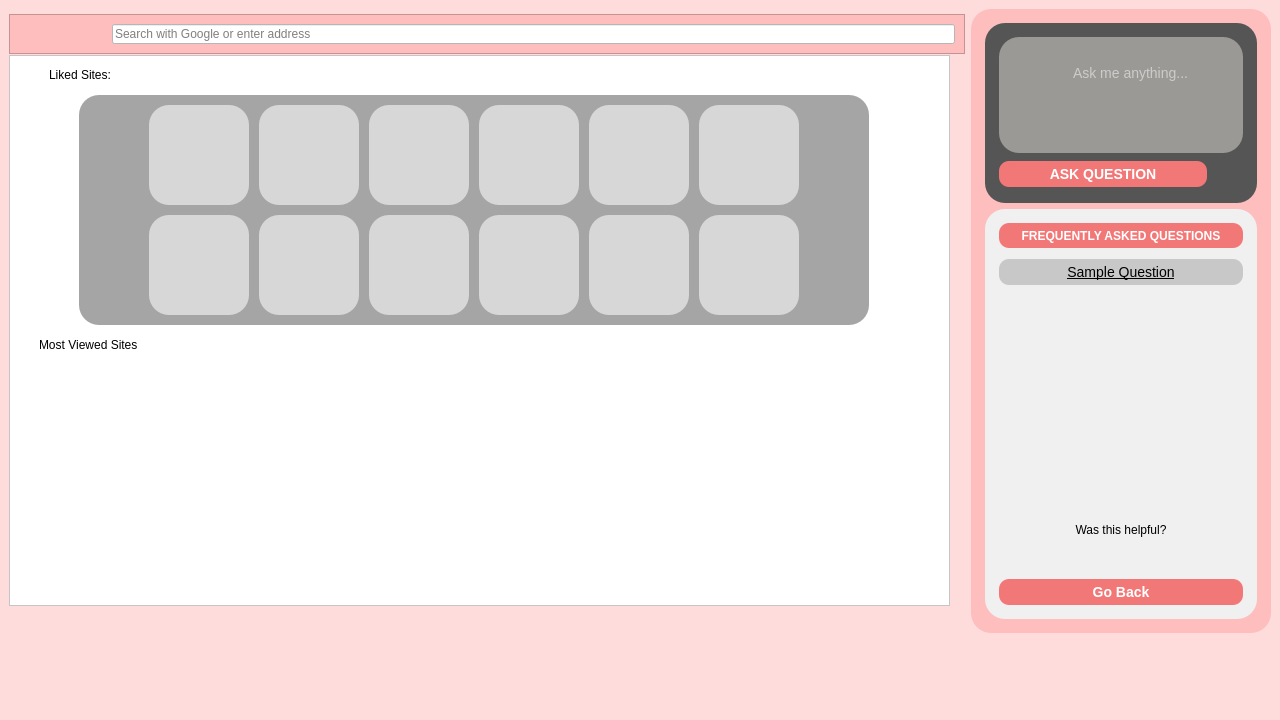
Before: the Qt Designer form assets/UI/MainPage.ui in AlexShem247/wise-browse, drawn with Qt 5.
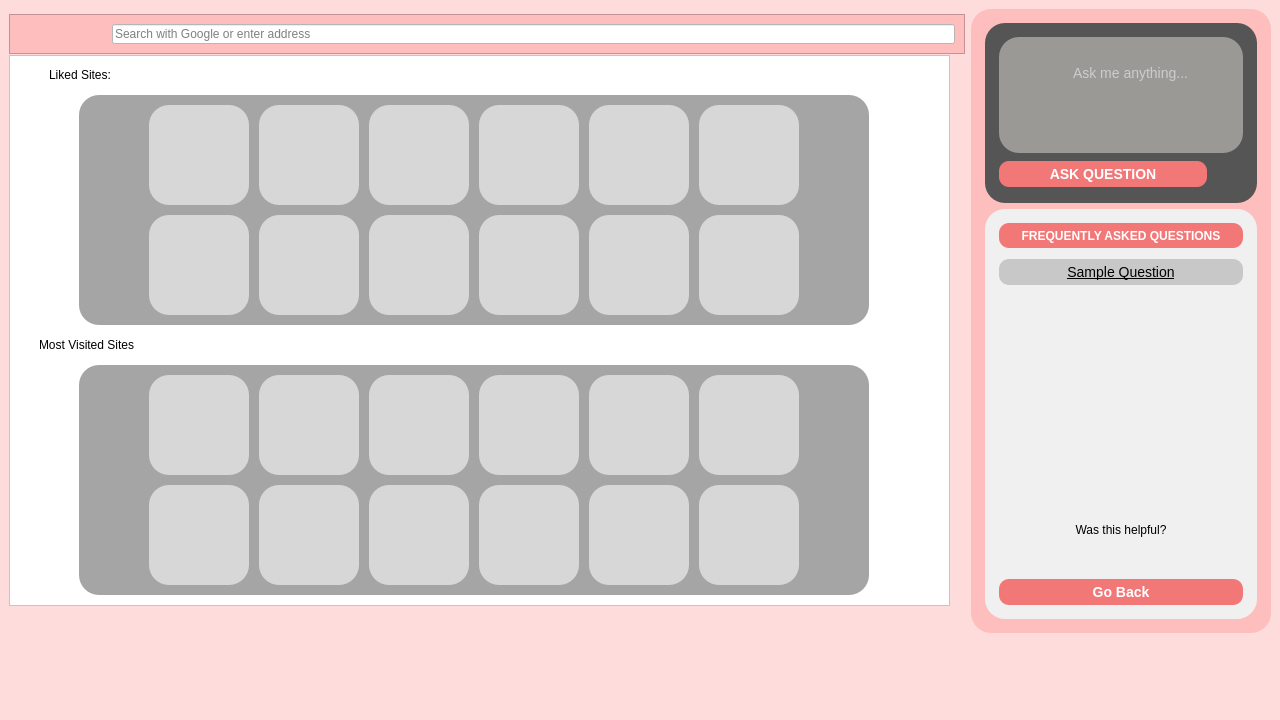
After: the same form once the commit is applied. The open tabs and pages were chosen to show the change.

Commit message: [as4322] Favourites.py: clear old icons on display, sort most used descending

Patch:
```diff
--- a/assets/UI/MainPage.ui
+++ b/assets/UI/MainPage.ui
@@ -755,9 +755,365 @@
                     </rect>
                    </property>
                    <property name="text">
-                    <string>Most Viewed Sites</string>
+                    <string>Most Visited Sites</string>
                    </property>
                   </widget>
+                  <widget class="QFrame" name="mostVisitedSites">
+                   <property name="geometry">
+                    <rect>
+                     <x>70</x>
+                     <y>310</y>
+                     <width>790</width>
+                     <height>230</height>
+                    </rect>
+                   </property>
+                   <property name="styleSheet">
+                    <string notr="true">background-color: rgb(165, 165, 165);
+border-radius: 20px; </string>
+                   </property>
+                   <property name="frameShape">
+                    <enum>QFrame::StyledPanel</enum>
+                   </property>
+                   <property name="frameShadow">
+                    <enum>QFrame::Raised</enum>
+                   </property>
+                   <widget class="QPushButton" name="mostVisited1">
+                    <property name="geometry">
+                     <rect>
+                      <x>70</x>
+                      <y>10</y>
+                      <width>100</width>
+                      <height>100</height>
+                     </rect>
+                    </property>
+                    <property name="styleSheet">
+                     <string notr="true">QPushButton {
+    border: solid;
+    border-radius: 20px; 
+    background-color: rgb(215, 215, 215);
+}
+
+QPushButton::icon {
+    padding: 10px; 
+}
+
+QPushButton:hover {
+    background-color: rgb(154, 153, 150);
+}</string>
+                    </property>
+                    <property name="text">
+                     <string/>
+                    </property>
+                   </widget>
+                   <widget class="QPushButton" name="mostVisited2">
+                    <property name="geometry">
+                     <rect>
+                      <x>70</x>
+                      <y>120</y>
+                      <width>100</width>
+                      <height>100</height>
+                     </rect>
+                    </property>
+                    <property name="styleSheet">
+                     <string notr="true">QPushButton {
+    border: solid;
+    border-radius: 20px; 
+    background-color: rgb(215, 215, 215);
+}
+
+QPushButton::icon {
+    padding: 10px; 
+}
+
+QPushButton:hover {
+    background-color: rgb(154, 153, 150);
+}</string>
+                    </property>
+                    <property name="text">
+                     <string/>
+                    </property>
+                   </widget>
+                   <widget class="QPushButton" name="mostVisited3">
+                    <property name="geometry">
+                     <rect>
+                      <x>180</x>
+                      <y>10</y>
+                      <width>100</width>
+                      <height>100</height>
+                     </rect>
+                    </property>
+                    <property name="styleSheet">
+                     <string notr="true">QPushButton {
+    border: solid;
+    border-radius: 20px; 
+    background-color: rgb(215, 215, 215);
+}
+
+QPushButton::icon {
+    padding: 10px; 
+}
+
+QPushButton:hover {
+    background-color: rgb(154, 153, 150);
+}</string>
+                    </property>
+                    <property name="text">
+                     <string/>
+                    </property>
+                   </widget>
+                   <widget class="QPushButton" name="mostVisited4">
+                    <property name="geometry">
+                     <rect>
+                      <x>180</x>
+                      <y>120</y>
+                      <width>100</width>
+                      <height>100</height>
+                     </rect>
+                    </property>
+                    <property name="styleSheet">
+                     <string notr="true">QPushButton {
+    border: solid;
+    border-radius: 20px; 
+    background-color: rgb(215, 215, 215);
+}
+
+QPushButton::icon {
+    padding: 10px; 
+}
+
+QPushButton:hover {
+    background-color: rgb(154, 153, 150);
+}</string>
+                    </property>
+                    <property name="text">
+                     <string/>
+                    </property>
+                   </widget>
+                   <widget class="QPushButton" name="mostVisited5">
+                    <property name="geometry">
+                     <rect>
+                      <x>290</x>
+                      <y>10</y>
+                      <width>100</width>
+                      <height>100</height>
+                     </rect>
+                    </property>
+                    <property name="styleSheet">
+                     <string notr="true">QPushButton {
+    border: solid;
+    border-radius: 20px; 
+    background-color: rgb(215, 215, 215);
+}
+
+QPushButton::icon {
+    padding: 10px; 
+}
+
+QPushButton:hover {
+    background-color: rgb(154, 153, 150);
+}</string>
+                    </property>
+                    <property name="text">
+                     <string/>
+                    </property>
+                   </widget>
+                   <widget class="QPushButton" name="mostVisited6">
+                    <property name="geometry">
+                     <rect>
+                      <x>290</x>
+                      <y>120</y>
+                      <width>100</width>
+                      <height>100</height>
+                     </rect>
+                    </property>
+                    <property name="styleSheet">
+                     <string notr="true">QPushButton {
+    border: solid;
+    border-radius: 20px; 
+    background-color: rgb(215, 215, 215);
+}
+
+QPushButton::icon {
+    padding: 10px; 
+}
+
+QPushButton:hover {
+    background-color: rgb(154, 153, 150);
+}</string>
+                    </property>
+                    <property name="text">
+                     <string/>
+                    </property>
+                   </widget>
+                   <widget class="QPushButton" name="mostVisited7">
+                    <property name="geometry">
+                     <rect>
+                      <x>400</x>
+                      <y>10</y>
+                      <width>100</width>
+                      <height>100</height>
+                     </rect>
+                    </property>
+                    <property name="styleSheet">
+                     <string notr="true">QPushButton {
+    border: solid;
+    border-radius: 20px; 
+    background-color: rgb(215, 215, 215);
+}
+
+QPushButton::icon {
+    padding: 10px; 
+}
+
+QPushButton:hover {
+    background-color: rgb(154, 153, 150);
+}</string>
+                    </property>
+                    <property name="text">
+                     <string/>
+                    </property>
+                   </widget>
+                   <widget class="QPushButton" name="mostVisited8">
+                    <property name="geometry">
+                     <rect>
+                      <x>400</x>
+                      <y>120</y>
+                      <width>100</width>
+                      <height>100</height>
+                     </rect>
+                    </property>
+                    <property name="styleSheet">
+                     <string notr="true">QPushButton {
+    border: solid;
+    border-radius: 20px; 
+    background-color: rgb(215, 215, 215);
+}
+
+QPushButton::icon {
+    padding: 10px; 
+}
+
+QPushButton:hover {
+    background-color: rgb(154, 153, 150);
+}</string>
+                    </property>
+                    <property name="text">
+                     <string/>
+                    </property>
+                   </widget>
+                   <widget class="QPushButton" name="mostVisited9">
+                    <property name="geometry">
+                     <rect>
+                      <x>510</x>
+                      <y>10</y>
+                      <width>100</width>
+                      <height>100</height>
+                     </rect>
+                    </property>
+                    <property name="styleSheet">
+                     <string notr="true">QPushButton {
+    border: solid;
+    border-radius: 20px; 
+    background-color: rgb(215, 215, 215);
+}
+
+QPushButton::icon {
+    padding: 10px; 
+}
+
+QPushButton:hover {
+    background-color: rgb(154, 153, 150);
+}</string>
+                    </property>
+                    <property name="text">
+                     <string/>
+                    </property>
+                   </widget>
+                   <widget class="QPushButton" name="mostVisited10">
+                    <property name="geometry">
+                     <rect>
+                      <x>510</x>
+                      <y>120</y>
+                      <width>100</width>
+                      <height>100</height>
+                     </rect>
+                    </property>
+                    <property name="styleSheet">
+                     <string notr="true">QPushButton {
+    border: solid;
+    border-radius: 20px; 
+    background-color: rgb(215, 215, 215);
+}
+
+QPushButton::icon {
+    padding: 10px; 
+}
+
+QPushButton:hover {
+    background-color: rgb(154, 153, 150);
+}</string>
+                    </property>
+                    <property name="text">
+                     <string/>
+                    </property>
+                   </widget>
+                   <widget class="QPushButton" name="mostVisited11">
+                    <property name="geometry">
+                     <rect>
+                      <x>620</x>
+                      <y>10</y>
+                      <width>100</width>
+                      <height>100</height>
+                     </rect>
+                    </property>
+                    <property name="styleSheet">
+                     <string notr="true">QPushButton {
+    border: solid;
+    border-radius: 20px; 
+    background-color: rgb(215, 215, 215);
+}
+
+QPushButton::icon {
+    padding: 10px; 
+}
+
+QPushButton:hover {
+    background-color: rgb(154, 153, 150);
+}</string>
+                    </property>
+                    <property name="text">
+                     <string/>
+                    </property>
+                   </widget>
+                   <widget class="QPushButton" name="mostVisited12">
+                    <property name="geometry">
+                     <rect>
+                      <x>620</x>
+                      <y>120</y>
+                      <width>100</width>
+                      <height>100</height>
+                     </rect>
+                    </property>
+                    <property name="styleSheet">
+                     <string notr="true">QPushButton {
+    border: solid;
+    border-radius: 20px; 
+    background-color: rgb(215, 215, 215);
+}
+
+QPushButton::icon {
+    padding: 10px; 
+}
+
+QPushButton:hover {
+    background-color: rgb(154, 153, 150);
+}</string>
+                    </property>
+                    <property name="text">
+                     <string/>
+                    </property>
+                   </widget>
+                  </widget>
                  </widget>
                 </widget>
                 <widget class="QWidget" name="activityLogPage">
```
The commit also changes 2 other files.
